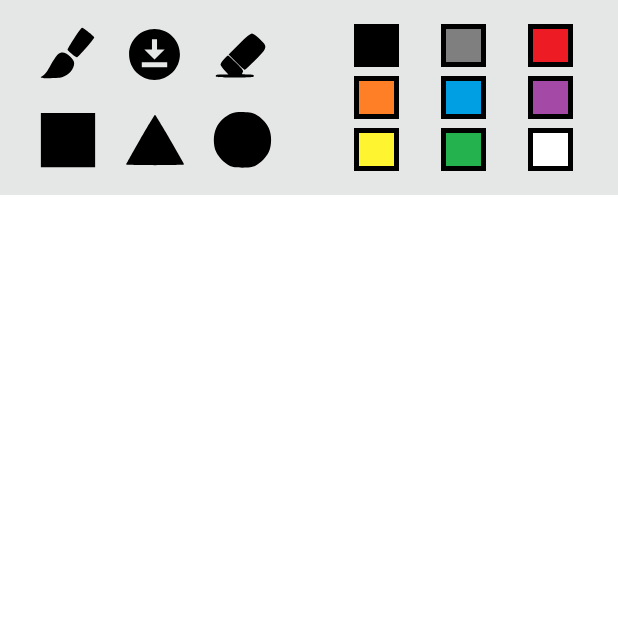
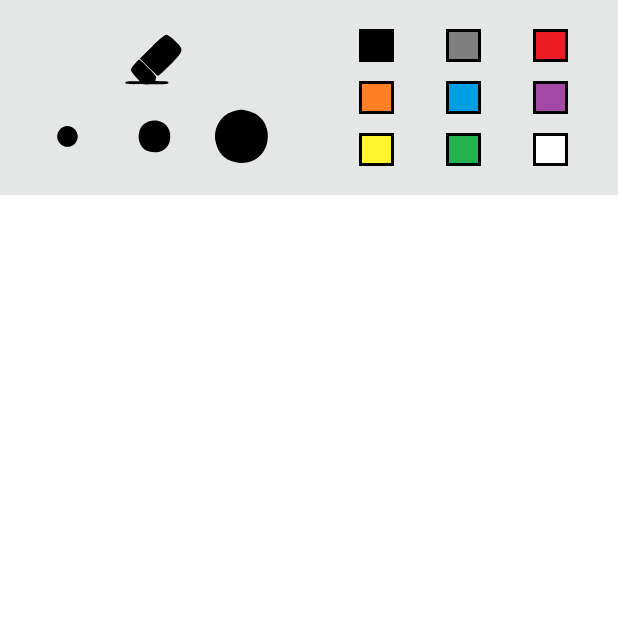
Before and after one commit to DicmaryZambrano/DrawingApp, an Android app built with Jetpack Compose: the screen it shows after launch (MainActivity), on a phone screen of 412 x 824 dp, the top half of it. Run offline under Robolectric (Android 15) with nearby library versions, the phone set to English and light mode, and no system bars.

Commit message:
Implemented functionality to drawing app buttons

```diff
--- a/app/src/main/java/com/example/drawingapp/MainActivity.kt
+++ b/app/src/main/java/com/example/drawingapp/MainActivity.kt
@@ -1,63 +1,43 @@
 package com.example.drawingapp
 
+import android.content.Context
 import android.os.Bundle
 import androidx.activity.ComponentActivity
 import androidx.activity.compose.setContent
 import androidx.compose.foundation.Canvas
+import androidx.compose.foundation.Image
 import androidx.compose.foundation.background
+import androidx.compose.foundation.border
+import androidx.compose.foundation.clickable
 import androidx.compose.foundation.gestures.detectDragGestures
 import androidx.compose.foundation.layout.Arrangement
 import androidx.compose.foundation.layout.Box
 import androidx.compose.foundation.layout.Column
+import androidx.compose.foundation.layout.Row
+import androidx.compose.foundation.layout.Spacer
 import androidx.compose.foundation.layout.fillMaxSize
 import androidx.compose.foundation.layout.fillMaxWidth
+import androidx.compose.foundation.layout.height
 import androidx.compose.foundation.layout.padding
+import androidx.compose.foundation.layout.size
 import androidx.compose.foundation.layout.wrapContentSize
-import androidx.compose.material3.IconButton
-import androidx.compose.material3.MaterialTheme
-import androidx.compose.material3.Surface
-import androidx.compose.material3.Text
 import androidx.compose.runtime.Composable
-import androidx.compose.runtime.getValue
+import androidx.compose.runtime.MutableState
+import androidx.compose.runtime.mutableStateListOf
 import androidx.compose.runtime.mutableStateOf
 import androidx.compose.runtime.remember
-import androidx.compose.runtime.setValue
 import androidx.compose.ui.Alignment
 import androidx.compose.ui.Modifier
+import androidx.compose.ui.geometry.Offset
 import androidx.compose.ui.graphics.Color
+import androidx.compose.ui.graphics.StrokeCap
 import androidx.compose.ui.input.pointer.pointerInput
+import androidx.compose.ui.res.painterResource
+import androidx.compose.ui.res.stringResource
 import androidx.compose.ui.tooling.preview.Preview
 import androidx.compose.ui.unit.Dp
 import androidx.compose.ui.unit.dp
 import com.example.drawingapp.ui.theme.DrawingAppTheme
-import androidx.compose.foundation.Canvas
-import androidx.compose.foundation.gestures.detectDragGestures
-import androidx.compose.runtime.*
-import androidx.compose.ui.input.pointer.pointerInput
-import androidx.compose.foundation.Canvas
-import androidx.compose.foundation.Image
-import androidx.compose.foundation.clickable
-import androidx.compose.foundation.gestures.detectDragGestures
-import androidx.compose.foundation.gestures.detectTapGestures
-import androidx.compose.foundation.layout.Row
-import androidx.compose.foundation.layout.Spacer
-import androidx.compose.foundation.layout.fillMaxSize
-import androidx.compose.foundation.layout.height
-import androidx.compose.foundation.layout.size
-import androidx.compose.foundation.layout.width
-import androidx.compose.material3.Button
-import androidx.compose.runtime.*
-import androidx.compose.ui.geometry.Offset
-import androidx.compose.ui.graphics.Paint
-import androidx.compose.ui.graphics.Path
-import androidx.compose.ui.graphics.drawscope.Stroke
-import androidx.compose.ui.input.pointer.pointerInput
-import androidx.compose.ui.res.painterResource
-import androidx.compose.ui.res.stringResource
-import androidx.compose.ui.text.font.FontWeight
-import androidx.compose.ui.text.style.TextAlign
-import androidx.compose.ui.unit.dp
-
 
 class MainActivity : ComponentActivity() {
     override fun onCreate(savedInstanceState: Bundle?) {
@@ -71,35 +51,126 @@ class MainActivity : ComponentActivity() {
 }
 
 @Composable
-fun DrawingScreen(modifier: Modifier) {
-    val lines = remember {
-        mutableStateListOf<Line>()
-    }
+fun DrawingScreen(modifier: Modifier,
+                  lines: MutableList<Line>,
+                  selectedColor: MutableState<Color>,
+                  selectedStrokeWidth: MutableState<Dp>) {
+    //The main drawing screen of the app. There is a tool bar and a color picker
 
     Column(Modifier.fillMaxSize()) {
+        //The header of the app
         Box(
             modifier = Modifier
                 .height(130.dp)
                 .fillMaxWidth()
                 .background(Color(0xFFE5E7E6))
-        ){
-            Row (modifier = Modifier
-                .fillMaxSize()) {
-                CanvasTools(Modifier.weight(1f))
-                ColorPicker(Modifier.weight(1f))
+        ) {
+            Row(
+                modifier = Modifier
+                    .fillMaxSize()
+            ) {
+                CanvasTools(Modifier.weight(1f),selectedStrokeWidth,lines)
+                ColorPicker(Modifier.weight(1f),selectedColor)
             }
         }
+        //The main canvas, here is where all the drawing is done
         Canvas(
             modifier = Modifier
                 .fillMaxSize()
                 .background(Color(0xFFFFFFFF))
+                .pointerInput(key1 = true) {
+                    //The gesture is detected and the information is used to create the lines and add them to a list of line objects
+                    detectDragGestures { change, dragAmount ->
+                        change.consume()
+                        val line = Line(
+                            start = change.position - dragAmount, //the start of the line is calculated
+                            end = change.position,// the end of the line is calculated
+                            color = selectedColor.value, // the color of the line is set to the current selected color
+                            strokeWidth = selectedStrokeWidth.value // the width of the line is set to the current selected width
+                        )
+                        lines.add(line)
+                    }
+                }
         ) {
+            //The lines from the line object lists are drawn into the canvas
+            lines.forEach { line ->
+                drawLine(
+                    color = line.color,
+                    start = line.start,
+                    end = line.end,
+                    strokeWidth = line.strokeWidth.toPx(),
+                    cap = StrokeCap.Round
+                )
+            }
+        }
+    }
+}
+
+
+@Composable
+fun CanvasTools(modifier: Modifier = Modifier,selectedStrokeWidth: MutableState<Dp>,lines: MutableList<Line>) {
+    //Defines the tool bar and takes care of changing the
+    Column (
+        modifier = modifier
+            .padding(16.dp)
+            .fillMaxSize(),
+        verticalArrangement = Arrangement.Center,
+        horizontalAlignment = Alignment.CenterHorizontally
+    ) {
+        Row(
+            modifier = Modifier
+                .fillMaxSize()
+                .weight(1f),
+            horizontalArrangement = Arrangement.SpaceAround,
+            verticalAlignment = Alignment.CenterVertically
+        ) {
+            Image(
+                //This image can be selected so that the canvas is restored
+                painter = painterResource(id = R.drawable.eraser_icon),
+                contentDescription = stringResource(R.string.eraser),
+                modifier = Modifier
+                    .clickable { lines.clear() }
+            )
+        }
+        Spacer(modifier = Modifier.height(6.dp))
+        Row(
+            modifier = Modifier
+                .fillMaxSize()
+                .weight(1f),
+            horizontalArrangement = Arrangement.Center,
+            verticalAlignment = Alignment.CenterVertically
+        ) {
+            Image(
+                //Once this image is clicked the selectedStrokeWidth will be updated to a small stroke
+                painter = painterResource(id = R.drawable.stroke_small_icon),
+                contentDescription = stringResource(R.string.stroke_small),
+                modifier = Modifier
+                    .clickable { selectedStrokeWidth.value = 1.dp }
+                    .weight(1f)
+            )
+            Image(
+                //Once this image is clicked the selectedStrokeWidth will be updated to a medium stroke
+                painter = painterResource(id = R.drawable.stroke_medium_icon),
+                contentDescription = stringResource(R.string.stroke_medium),
+                modifier = Modifier
+                    .clickable { selectedStrokeWidth.value = 5.dp }
+                    .weight(1f)
+            )
+            Image(
+                //Once this image is clicked the selectedStrokeWidth will be updated to a large stroke
+                painter = painterResource(id = R.drawable.stroke_big_icon),
+                contentDescription = stringResource(R.string.stroke_big),
+                modifier = Modifier
+                    .clickable { selectedStrokeWidth.value = 10.dp }
+                    .weight(1f)
+            )
         }
     }
 }
 
 @Composable
-fun CanvasTools(modifier: Modifier = Modifier) {
+fun ColorPicker(modifier: Modifier = Modifier,selectedColor: MutableState<Color>){
+    //Layout for the color icons
     Column (
         modifier = modifier
             .padding(16.dp)
@@ -114,69 +185,34 @@ fun CanvasTools(modifier: Modifier = Modifier) {
             horizontalArrangement = Arrangement.SpaceAround,
             verticalAlignment = Alignment.CenterVertically
         ) {
-            Image(
-                painter = painterResource(id = R.drawable.brush_icon),
-                contentDescription = stringResource(R.string.brush),
-                modifier = Modifier.clickable {println("Brush")}
-            )
-            Image(
-                painter = painterResource(id = R.drawable.baseline_download_for_offline_24),
-                contentDescription = stringResource(R.string.download),
-                modifier = Modifier.clickable {println("Download")}
-            )
-            Image(
-                painter = painterResource(id = R.drawable.eraser_icon),
-                contentDescription = stringResource(R.string.eraser),
-                modifier = Modifier.clickable {println("Eraser")}
+            Box(
+                //Each icon has a clickable box that sets the selectedColor to their corresponding color
+                modifier = Modifier
+                    .clickable { selectedColor.value = Color(0xFF000000) }
+            ) {
+                ColorIcon(
+                    modifier = Modifier,
+                    color = Color(0xFF000000)
                 )
             }
-        Spacer(modifier = Modifier.height(16.dp))
-        Row(
+            Box(
                 modifier = Modifier
-                .weight(1f)
-                .fillMaxSize(),
-            horizontalArrangement = Arrangement.SpaceAround,
-            verticalAlignment = Alignment.CenterVertically
+                    .clickable { selectedColor.value = Color(0xFF7F7F7F) }
             ) {
-            Image(
-                painter = painterResource(id = R.drawable.square_icon),
-                contentDescription = stringResource(R.string.square),
-                modifier = Modifier.clickable {println("Square")}
-            )
-            Image(
-                painter = painterResource(id = R.drawable.triangle_icon),
-                contentDescription = stringResource(R.string.triangle),
-                modifier = Modifier.clickable {println("Triangle")}
-            )
-            Image(
-                painter = painterResource(id = R.drawable.circle_icon),
-                contentDescription = stringResource(R.string.circle),
-                modifier = Modifier.clickable {println("Circle")}
+                ColorIcon(
+                    modifier = Modifier,
+                    color = Color(0xFF7F7F7F)
                 )
             }
+            Box(
+                modifier = Modifier
+                    .clickable { selectedColor.value = Color(0xFFED1C24) }
+            ) {
+                ColorIcon(
+                    modifier = Modifier,
+                    color = Color(0xFFED1C24)
+                )
             }
-}
-
-@Preview
-@Composable
-fun ColorPicker(modifier: Modifier = Modifier){
-    Column (
-        modifier = modifier
-            .padding(16.dp)
-            .fillMaxSize(),
-        verticalArrangement = Arrangement.Center,
-        horizontalAlignment = Alignment.CenterHorizontally
-    ) {
-        Row(
-            modifier = Modifier
-                .weight(1f)
-                .fillMaxSize(),
-            horizontalArrangement = Arrangement.SpaceAround,
-            verticalAlignment = Alignment.CenterVertically
-        ) {
-            ColorIcon(modifier = Modifier.clickable { println("Black") }, color = Color(0xFF000000))
-            ColorIcon(modifier = Modifier.clickable { println("Gray") }, color = Color(0xFF7F7F7F))
-            ColorIcon(modifier = Modifier.clickable { println("Red") }, color = Color(0xFFED1C24))
         }
         Spacer(modifier = Modifier.height(6.dp))
         Row(
@@ -186,9 +222,33 @@ fun ColorPicker(modifier: Modifier = Modifier){
             horizontalArrangement = Arrangement.SpaceAround,
             verticalAlignment = Alignment.CenterVertically
         ) {
-            ColorIcon(modifier = Modifier.clickable { println("Orange") }, color = Color(0xFFFF7F27))
-            ColorIcon(modifier = Modifier.clickable { println("Blue") }, color = Color(0xFF009FE4))
-            ColorIcon(modifier = Modifier.clickable { println("Purple") }, color = Color(0xFFA449A5))
+            Box(
+                modifier = Modifier
+                    .clickable { selectedColor.value = Color(0xFFFF7F27) }
+            ) {
+                ColorIcon(
+                    modifier = Modifier,
+                    color = Color(0xFFFF7F27)
+                )
+            }
+            Box(
+                modifier = Modifier
+                    .clickable { selectedColor.value = Color(0xFF009FE4) }
+            ) {
+                ColorIcon(
+                    modifier = Modifier,
+                    color = Color(0xFF009FE4)
+                )
+            }
+            Box(
+                modifier = Modifier
+                    .clickable { selectedColor.value = Color(0xFFA449A5) }
+            ) {
+                ColorIcon(
+                    modifier = Modifier,
+                    color = Color(0xFFA449A5)
+                )
+            }
         }
         Spacer(modifier = Modifier.height(6.dp))
         Row(
@@ -198,48 +258,84 @@ fun ColorPicker(modifier: Modifier = Modifier){
             horizontalArrangement = Arrangement.SpaceAround,
             verticalAlignment = Alignment.CenterVertically
         ) {
-            ColorIcon(modifier = Modifier.clickable { println("Yellow") }, color = Color(0xFFFFF430))
-            ColorIcon(modifier = Modifier.clickable { println("Green") }, color = Color(0xFF24B24E))
-            ColorIcon(modifier = Modifier.clickable { println("White") }, color = Color(0xFFFFFFFF))
+            Box(
+                modifier = Modifier
+                    .clickable { selectedColor.value = Color(0xFFFFF430) }
+            ) {
+                ColorIcon(
+                    modifier = Modifier,
+                    color = Color(0xFFFFF430)
+                )
+            }
+            Box(
+                modifier = Modifier
+                    .clickable { selectedColor.value = Color(0xFF24B24E) }
+            ) {
+                ColorIcon(
+                    modifier = Modifier,
+                    color = Color(0xFF24B24E)
+                )
+            }
+            Box(
+                modifier = Modifier
+                    .clickable { selectedColor.value = Color(0xFFFFFFFF) }
+            ) {
+                ColorIcon(
+                    modifier = Modifier,
+                    color = Color(0xFFFFFFFF)
+                )
+            }
         }
     }
 }
 
 @Composable
-fun ColorIcon(modifier: Modifier= Modifier, color: Color){
-    Canvas(
-        modifier = Modifier
+fun ColorIcon(modifier: Modifier = Modifier, color: Color) {
+    //A simple icon that can be reused
+    Box(
+        modifier = modifier
             .size(30.dp)
-            .background(Color.Black)
             .padding(3.dp)
     ) {
-        drawRect(
-            color = color
+        Box(
+            modifier = Modifier
+                .fillMaxSize()
+                .background(color)
+                .border(2.dp, Color.Black)
         )
     }
 }
-
+/*
+private fun saveDrawingList() {
+    val sharedPreferences = getSharedPreferences("MyDrawingApp", Context.MODE_PRIVATE)
+    val editor = sharedPreferences.edit()
+    val gson = Gson()
+    val json = gson.toJson(lines)
+    editor.putString("drawingList", json)
+    editor.apply()
+}
+*/
 @Preview(showBackground = true)
 @Composable
 fun DrawingApp() {
-    DrawingAppTheme {
+    //remembers the state that the user has selected. And set the default values of the lines
+    val lines = remember { mutableStateListOf<Line>() }
+    val selectedColor = remember { mutableStateOf(Color.Black) }
+    val selectedStrokeWidth = remember { mutableStateOf(1.dp) }
+
     DrawingScreen(modifier = Modifier
         .fillMaxSize()
-            .wrapContentSize(Alignment.Center)
+        .wrapContentSize(Alignment.Center),
+        lines = lines,
+        selectedColor = selectedColor,
+        selectedStrokeWidth = selectedStrokeWidth
     )
 }
-}
 
+//Represents a line on the canvas
 data class Line(
     val start: Offset,
     val end: Offset,
     val color: Color = Color.Black,
     val strokeWidth: Dp = 1.dp
 )
-
-enum class Shape {
-    Line,
-    Circle,
-    Square,
-    Triangle
-}
--- a/app/src/main/res/drawable/brush_icon.xml
+++ /dev/null
@@ -1,14 +0,0 @@
-<vector xmlns:android="http://schemas.android.com/apk/res/android"
-    android:width="64dp"
-    android:height="64dp"
-    android:viewportWidth="64"
-    android:viewportHeight="64">
-  <path
-      android:pathData="M39.1,14.9c-3.9,6 -7.1,11.3 -7.1,11.9 0,1.2 8.4,8.2 9.8,8.2 1.2,-0 18.2,-19.5 18.2,-20.9 0,-1.1 -11.4,-10.1 -12.8,-10.1 -0.5,-0 -4.2,4.9 -8.1,10.9z"
-      android:fillColor="#000000"
-      android:strokeColor="#00000000"/>
-  <path
-      android:pathData="M21.8,31.9c-1.3,1.1 -4.7,6.1 -7.4,11.2 -3.1,5.9 -5.9,9.8 -7.6,10.8 -1.5,0.9 -2.8,1.9 -2.8,2.3 0,1.2 18,0.9 22.2,-0.2 7,-2 12.8,-8.7 12.8,-14.7 0,-2.1 -1.2,-4.1 -4.3,-7.1 -4.9,-4.8 -8.8,-5.5 -12.9,-2.3z"
-      android:fillColor="#000000"
-      android:strokeColor="#00000000"/>
-</vector>
--- a/app/src/main/res/drawable/circle_icon.xml
+++ b/app/src/main/res/drawable/stroke_big_icon.xml
@@ -4,7 +4,7 @@
     android:viewportWidth="64"
     android:viewportHeight="64">
   <path
-      android:pathData="M21.7,4.4c-6.7,2.5 -13.2,8.4 -16.3,15.1 -3.3,7 -3.3,17.9 0,25 2.4,5.2 8.1,11.1 13.8,14.2 4.7,2.6 21.9,2.6 26.6,-0 5.7,-3.1 11.4,-9 13.8,-14.2 3.3,-7 3.3,-18 0,-25 -2.4,-5.3 -8.2,-11.2 -13.8,-14.1 -4.4,-2.4 -18.9,-3 -24.1,-1z"
+      android:pathData="M26.1,8.2c-12.9,2.9 -20.8,15.7 -18,29.1 2.1,9.9 8,16 17.8,18.4 14.4,3.4 27.1,-4.5 30,-18.4 2.8,-13.7 -4.6,-25.9 -17.8,-29 -6.3,-1.4 -6,-1.4 -12,-0.1z"
       android:fillColor="#000000"
       android:strokeColor="#00000000"/>
 </vector>
--- a/app/src/main/res/drawable/triangle_icon.xml
+++ b/app/src/main/res/drawable/stroke_medium_icon.xml
@@ -4,7 +4,7 @@
     android:viewportWidth="64"
     android:viewportHeight="64">
   <path
-      android:pathData="M16.6,31.4c-8,13.9 -14.6,25.6 -14.6,26 0,0.3 13.5,0.6 30,0.6 16.5,-0 30,-0.3 30,-0.6 0,-1.3 -29.3,-51.4 -30,-51.4 -0.4,-0 -7.3,11.4 -15.4,25.4z"
+      android:pathData="M26.6,18c-4.2,1.3 -7.5,4.8 -8.7,9.3 -2.3,8.5 1.8,16.7 9.3,18.7 8.6,2.4 16.8,-1.6 18.8,-9.2 3.5,-12.8 -6.6,-22.6 -19.4,-18.8z"
       android:fillColor="#000000"
       android:strokeColor="#00000000"/>
 </vector>
--- a/app/src/main/res/drawable/square_icon.xml
+++ b/app/src/main/res/drawable/stroke_small_icon.xml
@@ -4,7 +4,7 @@
     android:viewportWidth="64"
     android:viewportHeight="64">
   <path
-      android:pathData="M4,32l0,28 28,-0 28,-0 0,-28 0,-28 -28,-0 -28,-0 0,28z"
+      android:pathData="M28.5,22.9c-6.4,2.7 -8.1,11 -3.2,15.8 6,6.1 16.2,1.9 16.2,-6.7 0,-6.6 -7.2,-11.6 -13,-9.1z"
       android:fillColor="#000000"
       android:strokeColor="#00000000"/>
 </vector>
--- a/app/src/main/res/values/colors.xml
+++ b/app/src/main/res/values/colors.xml
@@ -1,10 +1,2 @@
 <?xml version="1.0" encoding="utf-8"?>
-<resources>
-    <color name="purple_200">#FFBB86FC</color>
-    <color name="purple_500">#FF6200EE</color>
-    <color name="purple_700">#FF3700B3</color>
-    <color name="teal_200">#FF03DAC5</color>
-    <color name="teal_700">#FF018786</color>
-    <color name="black">#FF000000</color>
-    <color name="white">#FFFFFFFF</color>
-</resources>
+<resources></resources>
--- a/app/src/main/res/values/strings.xml
+++ b/app/src/main/res/values/strings.xml
@@ -1,9 +1,8 @@
 <resources>
     <string name="app_name">DrawingApp</string>
-    <string name="brush">Brush</string>
     <string name="download">Download</string>
-    <string name="circle">Circle</string>
-    <string name="triangle">Triangle</string>
-    <string name="square">Square</string>
     <string name="eraser">Eraser</string>
+    <string name="stroke_small">Stroke Small</string>
+    <string name="stroke_medium">Stroke Medium</string>
+    <string name="stroke_big">Stroke Big</string>
 </resources>
```
Lines whose indentation alone changed are shown as unchanged.
